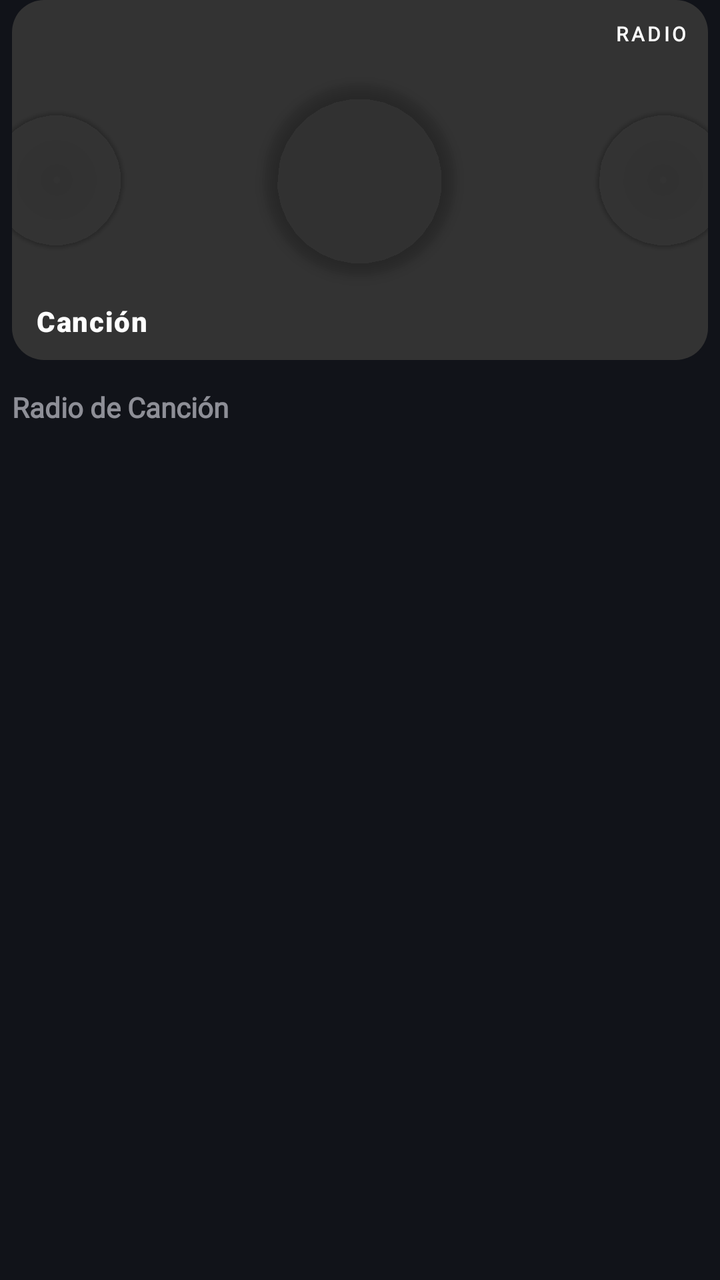
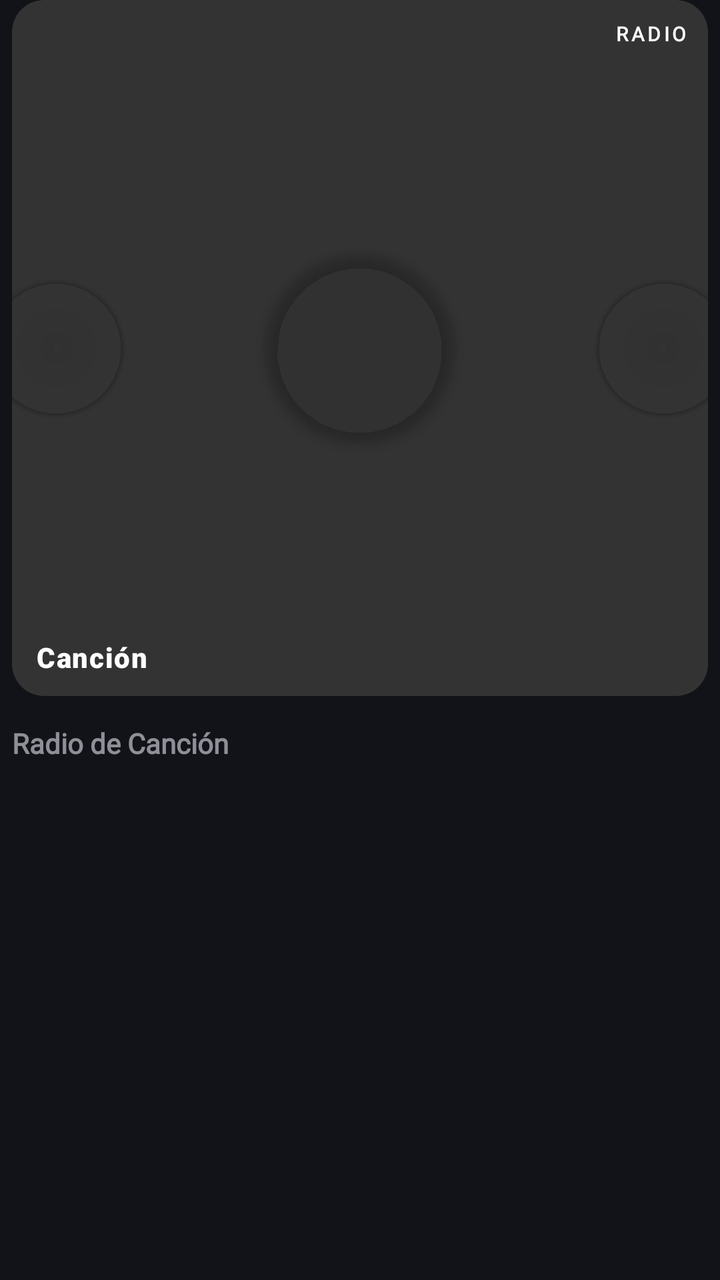

The first picture is an Android layout as it rendered before a commit; the second is the same layout after the commit. The layout source and the unified diff follow.
<!-- AndroidManifest.xml: application theme Theme.Sleppify -->
<!-- res/layout/item_radio_carousel.xml -->
<?xml version="1.0" encoding="utf-8"?>
<LinearLayout xmlns:android="http://schemas.android.com/apk/res/android"
    xmlns:app="http://schemas.android.com/apk/res-auto"
    android:layout_width="match_parent"
    android:layout_height="wrap_content"
    android:orientation="vertical"
    android:paddingHorizontal="6dp">

    <com.google.android.material.card.MaterialCardView
        android:id="@+id/cardRadio"
        android:layout_width="match_parent"
        android:layout_height="wrap_content"
        app:cardCornerRadius="16dp"
        app:cardElevation="0dp"
        app:strokeWidth="0dp"
        android:clickable="false"
        android:focusable="false">

        <FrameLayout
            android:layout_width="match_parent"
            android:layout_height="wrap_content">

            
            <View
                android:id="@+id/vRadioBg"
                android:layout_width="match_parent"
                android:layout_height="180dp"
                android:background="#333333" />

            
            <FrameLayout
                android:layout_width="match_parent"
                android:layout_height="match_parent"
                android:layout_marginVertical="12dp">

                <com.google.android.material.imageview.ShapeableImageView
                    android:id="@+id/ivRadioLeft"
                    android:layout_width="68dp"
                    android:layout_height="68dp"
                    android:scaleType="centerCrop"
                    android:layout_gravity="center_vertical|start"
                    android:layout_marginStart="-12dp"
                    android:elevation="1dp"
                    app:shapeAppearanceOverlay="@style/ShapeAppearance.Material3.Corner.Full" />

                <com.google.android.material.imageview.ShapeableImageView
                    android:id="@+id/ivRadioCenter"
                    android:layout_width="95dp"
                    android:layout_height="95dp"
                    android:scaleType="centerCrop"
                    android:layout_gravity="center"
                    android:elevation="4dp"
                    app:shapeAppearanceOverlay="@style/ShapeAppearance.Material3.Corner.Full" />

                <com.google.android.material.imageview.ShapeableImageView
                    android:id="@+id/ivRadioRight"
                    android:layout_width="68dp"
                    android:layout_height="68dp"
                    android:scaleType="centerCrop"
                    android:layout_gravity="center_vertical|end"
                    android:layout_marginEnd="-12dp"
                    android:elevation="1dp"
                    app:shapeAppearanceOverlay="@style/ShapeAppearance.Material3.Corner.Full" />
            </FrameLayout>

            
            <TextView
                android:id="@+id/tvRadioBadge"
                android:layout_width="wrap_content"
                android:layout_height="wrap_content"
                android:layout_gravity="top|end"
                android:layout_marginTop="10dp"
                android:layout_marginEnd="10dp"
                android:text="RADIO"
                android:textColor="#FFFFFF"
                android:textSize="10sp"
                android:textStyle="bold"
                android:textFontWeight="900"
                android:fontFamily="@font/inter_variable"
                android:letterSpacing="0.15" />

            
            <TextView
                android:id="@+id/tvRadioTitle"
                android:layout_width="match_parent"
                android:layout_height="wrap_content"
                android:layout_gravity="bottom"
                android:layout_marginHorizontal="12dp"
                android:layout_marginBottom="10dp"
                android:singleLine="true"
                android:ellipsize="none"
                android:text="Canción"
                android:textColor="#FFFFFF"
                android:textSize="14sp"
                android:textStyle="bold"
                android:fontFamily="sans-serif-black"
                android:letterSpacing="0.04" />

        </FrameLayout>
    </com.google.android.material.card.MaterialCardView>

    
    <TextView
        android:id="@+id/tvRadioName"
        android:layout_width="match_parent"
        android:layout_height="wrap_content"
        android:paddingTop="16dp"
        android:paddingBottom="2dp"
        android:text="Radio de Canción"
        android:alpha="0.6"
        android:textColor="@color/text_primary"
        android:textSize="14sp"
        android:textStyle="bold"
        android:fontFamily="@font/inter_variable"
        android:maxLines="2"
        android:ellipsize="end"
        android:includeFontPadding="false" />

</LinearLayout>
<!-- resources referenced by this layout -->
<resources>
  <color name="text_primary">#e2e2eb</color>
  <style name="Theme.Sleppify" parent="Base.Theme.Sleppify" />
  <style name="Base.Theme.Sleppify" parent="Theme.Material3.Dark.NoActionBar">
          
          <item name="colorPrimary">@color/stitch_blue</item>
          <item name="colorSecondary">@color/stitch_blue_light</item>
          <item name="android:windowBackground">@color/surface_dark</item>
          <item name="android:navigationBarColor">@color/surface_dark</item>
          <item name="android:statusBarColor">@color/surface_dark</item>
          <item name="android:textColorPrimary">@color/text_primary</item>
          <item name="android:textColorSecondary">@color/text_secondary</item>
      </style>
  <color name="stitch_blue">#AEC7FD</color>
  <color name="stitch_blue_light">#AEC7FD</color>
  <color name="surface_dark">#111319</color>
  <color name="text_secondary">#c3c6d5</color>
</resources>

<!-- the commit's change to res/layout/item_radio_carousel.xml (unified diff, before → after) -->
@@ -16,22 +16,30 @@
         android:clickable="false"
         android:focusable="false">
 
-        <FrameLayout
+        <androidx.constraintlayout.widget.ConstraintLayout
             android:layout_width="match_parent"
             android:layout_height="wrap_content">
 
             
             <View
                 android:id="@+id/vRadioBg"
-                android:layout_width="match_parent"
-                android:layout_height="180dp"
-                android:background="#333333" />
+                android:layout_width="0dp"
+                android:layout_height="0dp"
+                android:background="#333333"
+                app:layout_constraintDimensionRatio="1:1"
+                app:layout_constraintTop_toTopOf="parent"
+                app:layout_constraintStart_toStartOf="parent"
+                app:layout_constraintEnd_toEndOf="parent" />
 
             
             <FrameLayout
-                android:layout_width="match_parent"
-                android:layout_height="match_parent"
-                android:layout_marginVertical="12dp">
+                android:layout_width="0dp"
+                android:layout_height="0dp"
+                android:layout_marginVertical="12dp"
+                app:layout_constraintTop_toTopOf="@id/vRadioBg"
+                app:layout_constraintBottom_toBottomOf="@id/vRadioBg"
+                app:layout_constraintStart_toStartOf="@id/vRadioBg"
+                app:layout_constraintEnd_toEndOf="@id/vRadioBg">
 
                 <com.google.android.material.imageview.ShapeableImageView
                     android:id="@+id/ivRadioLeft"
@@ -68,23 +76,23 @@
                 android:id="@+id/tvRadioBadge"
                 android:layout_width="wrap_content"
                 android:layout_height="wrap_content"
-                android:layout_gravity="top|end"
-                android:layout_marginTop="10dp"
-                android:layout_marginEnd="10dp"
                 android:text="RADIO"
                 android:textColor="#FFFFFF"
                 android:textSize="10sp"
                 android:textStyle="bold"
                 android:textFontWeight="900"
                 android:fontFamily="@font/inter_variable"
-                android:letterSpacing="0.15" />
+                android:letterSpacing="0.15"
+                android:layout_marginTop="10dp"
+                android:layout_marginEnd="10dp"
+                app:layout_constraintTop_toTopOf="@id/vRadioBg"
+                app:layout_constraintEnd_toEndOf="@id/vRadioBg" />
 
             
             <TextView
                 android:id="@+id/tvRadioTitle"
-                android:layout_width="match_parent"
+                android:layout_width="0dp"
                 android:layout_height="wrap_content"
-                android:layout_gravity="bottom"
                 android:layout_marginHorizontal="12dp"
                 android:layout_marginBottom="10dp"
                 android:singleLine="true"
@@ -94,9 +102,12 @@
                 android:textSize="14sp"
                 android:textStyle="bold"
                 android:fontFamily="sans-serif-black"
-                android:letterSpacing="0.04" />
+                android:letterSpacing="0.04"
+                app:layout_constraintBottom_toBottomOf="@id/vRadioBg"
+                app:layout_constraintStart_toStartOf="@id/vRadioBg"
+                app:layout_constraintEnd_toEndOf="@id/vRadioBg" />
 
-        </FrameLayout>
+        </androidx.constraintlayout.widget.ConstraintLayout>
     </com.google.android.material.card.MaterialCardView>
 
     
